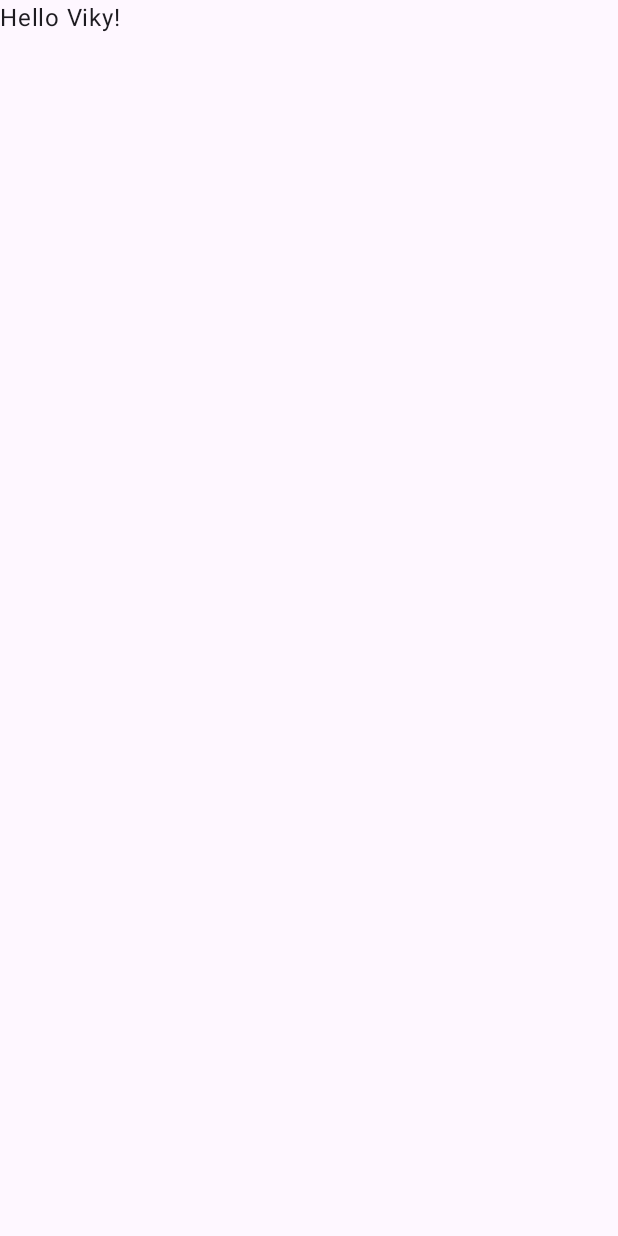
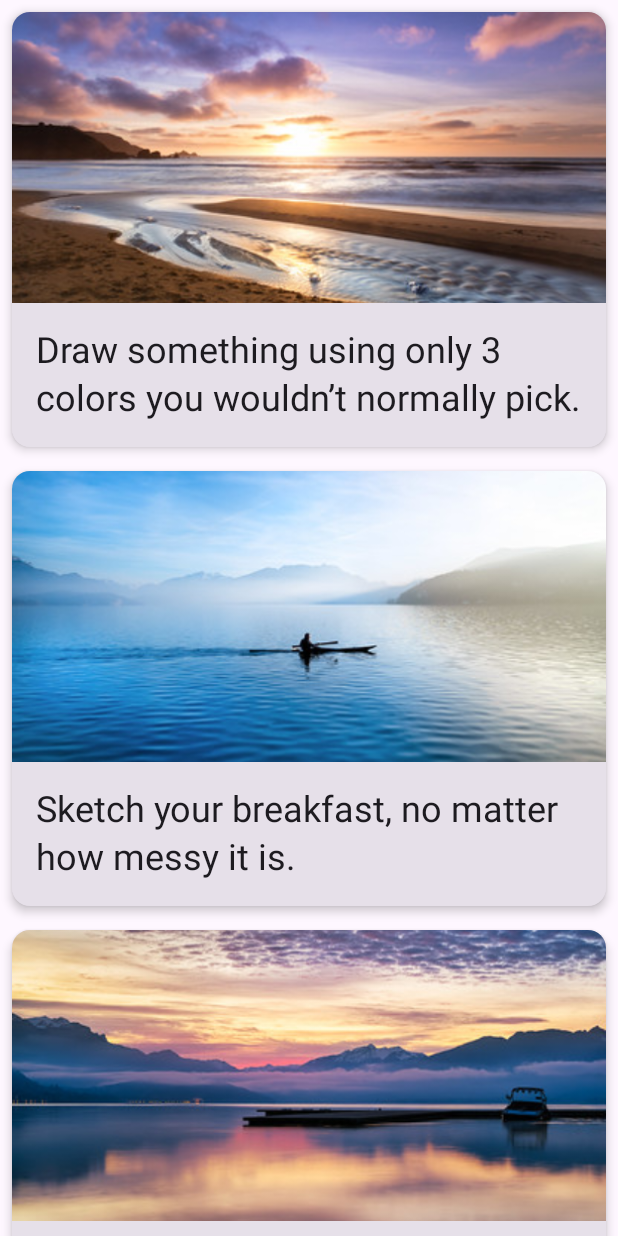
Before and after one commit to Vikyyz/30-days-app, an Android app built with Jetpack Compose: the screen it shows after launch (MainActivity), on a phone screen of 412 x 824 dp. Before the commit the screen is almost empty. Run offline under Robolectric (Android 15) with nearby library versions, the phone set to English and light mode, and no system bars.

```diff
--- a/app/src/main/java/com/example/a30daysapp/MainActivity.kt
+++ b/app/src/main/java/com/example/a30daysapp/MainActivity.kt
@@ -4,13 +4,27 @@ import android.os.Bundle
 import androidx.activity.ComponentActivity
 import androidx.activity.compose.setContent
 import androidx.activity.enableEdgeToEdge
-import androidx.compose.foundation.layout.fillMaxSize
+import androidx.compose.foundation.Image
+import androidx.compose.foundation.layout.Column
+import androidx.compose.foundation.layout.fillMaxWidth
+import androidx.compose.foundation.layout.height
 import androidx.compose.foundation.layout.padding
+import androidx.compose.foundation.lazy.LazyColumn
+import androidx.compose.foundation.lazy.items
+import androidx.compose.material3.Card
+import androidx.compose.material3.CardDefaults
+import androidx.compose.material3.MaterialTheme
 import androidx.compose.material3.Scaffold
 import androidx.compose.material3.Text
 import androidx.compose.runtime.Composable
 import androidx.compose.ui.Modifier
+import androidx.compose.ui.layout.ContentScale
+import androidx.compose.ui.res.painterResource
+import androidx.compose.ui.res.stringResource
 import androidx.compose.ui.tooling.preview.Preview
+import androidx.compose.ui.unit.dp
+import com.example.a30daysapp.data.DataSource
+import com.example.a30daysapp.model.Tip
 import com.example.a30daysapp.ui.theme._30DaysAppTheme
 
 class MainActivity : ComponentActivity() {
@@ -19,13 +33,52 @@ class MainActivity : ComponentActivity() {
         enableEdgeToEdge()
         setContent {
             _30DaysAppTheme {
-                Scaffold(modifier = Modifier.fillMaxSize()) { innerPadding ->
-                    Greeting(
-                        name = "Viky",
-                        modifier = Modifier.padding(innerPadding)
-                    )
-                }
+                Scaffold (
+                    content =  {
+                        TipsList(
+                            tipsList = DataSource().loadTips(),
+                            modifier = Modifier.padding(it)
+                        )
+                    }
+                )
             }
+        }
+    }
+}
+
+@Composable
+fun TipsCard(tip: Tip, modifier: Modifier = Modifier) {
+    Card(modifier = modifier.padding(8.dp), elevation = CardDefaults.cardElevation(defaultElevation = 4.dp)) {
+        Column {
+            Image(
+                painter = painterResource(tip.imageResourceId),
+                contentDescription = stringResource(tip.stringResourceId),
+                modifier = Modifier
+                    .fillMaxWidth()
+                    .height(194.dp),
+                contentScale = ContentScale.Crop
+
+            )
+            Text (
+                text = stringResource(tip.stringResourceId),
+                modifier = Modifier.padding(16.dp),
+                style = MaterialTheme.typography.headlineSmall // aici trebuie sa fie h6
+            )
+        }
+    }
+}
+
+@Preview
+@Composable
+private fun TipsCardPreview () {
+    TipsCard(Tip(R.string.Tips1, R.drawable.image1))
+}
+
+@Composable
+private fun TipsList(tipsList: List<Tip>, modifier: Modifier = Modifier) {
+    LazyColumn {
+        items(tipsList) { tip ->
+            TipsCard(tip)
         }
     }
 }
--- a/app/src/main/java/com/example/a30daysapp/data/DataSource.kt
+++ b/app/src/main/java/com/example/a30daysapp/data/DataSource.kt
@@ -1,4 +1,20 @@
 package com.example.a30daysapp.data
 
-class DataSource {
+import com.example.a30daysapp.R
+import com.example.a30daysapp.model.Tip
+
+class DataSource () {
+    fun loadTips () : List<Tip> {
+        return listOf<Tip>(
+            Tip(R.string.Tips1, R.drawable.image1),
+            Tip(R.string.Tips2, R.drawable.image2),
+            Tip(R.string.Tips3, R.drawable.image3),
+            Tip(R.string.Tips4, R.drawable.image4),
+            Tip(R.string.Tips5, R.drawable.image5),
+            Tip(R.string.Tips6, R.drawable.image6),
+            Tip(R.string.Tips7, R.drawable.image7),
+            Tip(R.string.Tips8, R.drawable.image8),
+            Tip(R.string.Tips9, R.drawable.image9),
+            Tip(R.string.Tips10, R.drawable.image10))
+    }
 }
```
